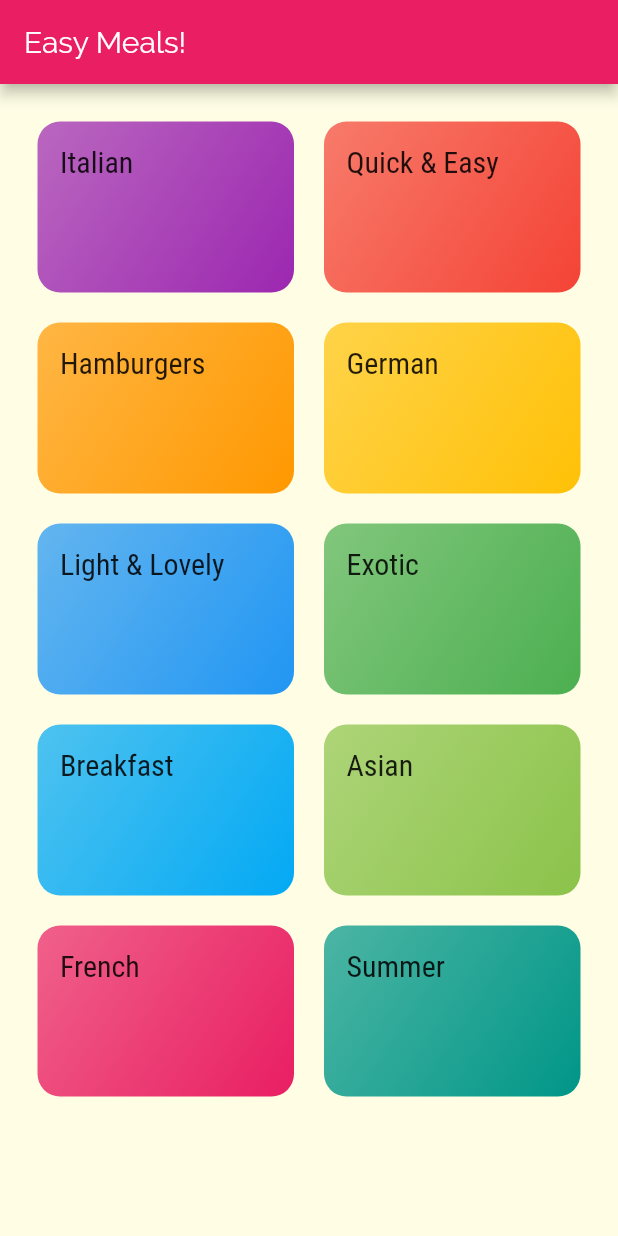
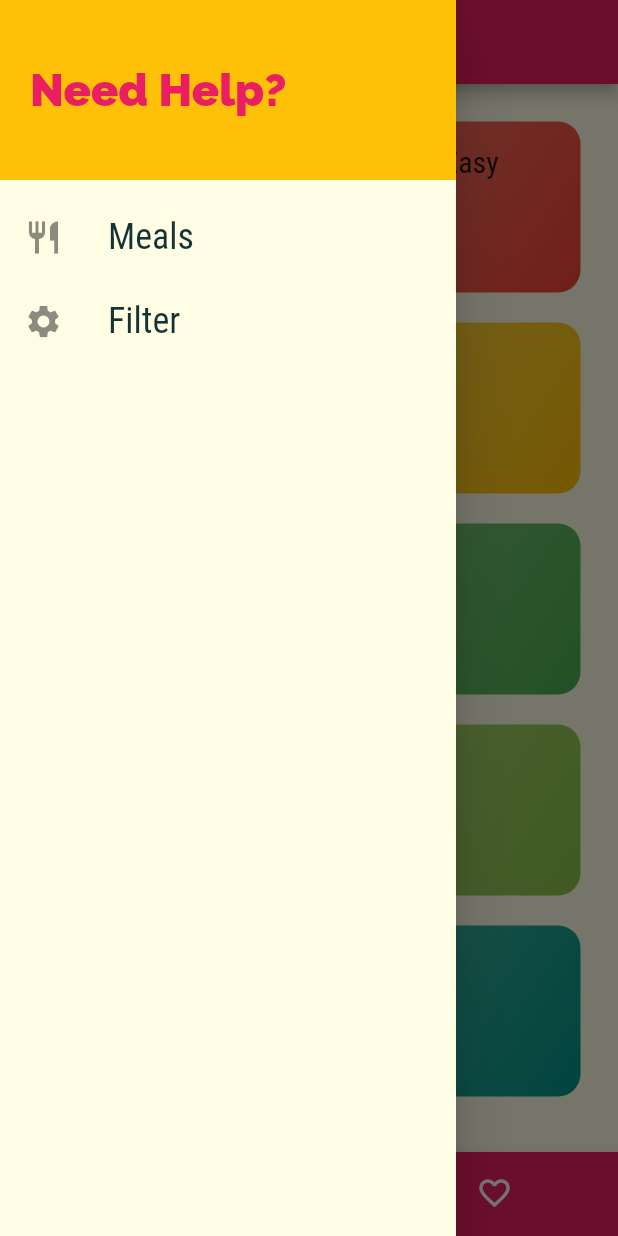
Before and after one commit to bhogalprabjot/Meals-App, a Flutter app: the screen it shows after launch, with the side drawer open (before the commit the screen has no drawer), on a phone screen of 412 x 824 dp. Run offline on Flutter 3.47's test engine with Material 2 defaults, Android fonts, the phone set to English and light mode, and no system bars.

Commit message:
drawer added

```diff
--- a/lib/main.dart
+++ b/lib/main.dart
@@ -2,6 +2,7 @@ import 'package:flutter/material.dart';
 import 'package:meals_app/screen/categories_screen.dart';
 import 'package:meals_app/screen/category_meals_screen.dart';
 import 'package:meals_app/screen/meal_detail_screen.dart';
+import 'package:meals_app/screen/tabs_screen.dart';
 
 void main() {
   runApp(MyApp());
@@ -30,14 +31,15 @@ class MyApp extends StatelessWidget {
               ),
             ),
       ),
-      home: CategoriesScreen(),
+      // home: CategoriesScreen(),
+      initialRoute: '/',
       routes: {
-        // '/': (ctx) => CategoriesScreen(),
+        '/': (ctx) => TabsScreen(),
         CategoryMealsScreen.routeName: (ctx) => CategoryMealsScreen(),
         MealDetailScreen.routeName: (ctx) => MealDetailScreen(),
       },
-      onUnknownRoute: (settings) =>
-          MaterialPageRoute(builder: (ctx) => CategoriesScreen()),
+      // onUnknownRoute: (settings) =>
+      //     MaterialPageRoute(builder: (ctx) => CategoriesScreen()),
     );
   }
 }
--- a/lib/screen/categories_screen.dart
+++ b/lib/screen/categories_screen.dart
@@ -6,9 +6,9 @@ class CategoriesScreen extends StatelessWidget {
   @override
   Widget build(BuildContext context) {
     return Scaffold(
-      appBar: AppBar(
-        title: Text('Easy Meals!'),
-      ),
+      // appBar: AppBar(
+      //   title: Text('Easy Meals!'),
+      // ),
       body: GridView(
         padding: const EdgeInsets.all(25),
         children: DUMMY_CATEGORIES
--- /dev/null
+++ b/lib/screen/favourites_screen.dart
@@ -0,0 +1,10 @@
+import 'package:flutter/material.dart';
+
+class FavouritesScreen extends StatelessWidget {
+  @override
+  Widget build(BuildContext context) {
+    return Center(
+      child: Text("Favourites!"),
+    );
+  }
+}
--- a/lib/screen/meal_detail_screen.dart
+++ b/lib/screen/meal_detail_screen.dart
@@ -81,7 +81,9 @@ class MealDetailScreen extends StatelessWidget {
                       ],
                     );
                   },
-                      itemCount: selectedMeal.steps.length))
+                  itemCount: selectedMeal.steps.length,
+                ),
+              ),
             ],
           ),
         ),
--- /dev/null
+++ b/lib/screen/tabs_screen.dart
@@ -0,0 +1,60 @@
+import 'package:flutter/material.dart';
+import 'package:meals_app/screen/categories_screen.dart';
+import 'package:meals_app/screen/favourites_screen.dart';
+import 'package:meals_app/widgets/main_drawer.dart';
+
+class TabsScreen extends StatefulWidget {
+  @override
+  _TabsScreenState createState() => _TabsScreenState();
+}
+
+class _TabsScreenState extends State<TabsScreen> {
+  final List<Map<String, Object>> _pages = [
+    {
+      'screen': CategoriesScreen(),
+      'title': 'Categories',
+    },
+    {
+      'screen': FavouritesScreen(),
+      'title': 'Your favourites',
+    },
+  ];
+  int _selectedPageIndex = 0;
+
+  void _selectPage(int index) {
+    setState(() {
+      _selectedPageIndex = index;
+    });
+  }
+
+  @override
+  Widget build(BuildContext context) {
+    return Scaffold(
+      appBar: AppBar(
+        title: Text(_pages[_selectedPageIndex]['title']),
+      ),
+      drawer: MainDrawer(),
+      body: _pages[_selectedPageIndex]['screen'],
+      bottomNavigationBar: BottomNavigationBar(
+        onTap: _selectPage,
+        type: BottomNavigationBarType.shifting,
+        backgroundColor: Theme.of(context).primaryColor,
+        selectedItemColor: Theme.of(context).accentColor,
+        unselectedItemColor: Colors.white,
+        currentIndex: _selectedPageIndex,
+        items: [
+          BottomNavigationBarItem(
+            backgroundColor: Theme.of(context).primaryColor,
+            icon: Icon(Icons.category),
+            title: Text("Categories"),
+          ),
+          BottomNavigationBarItem(
+            backgroundColor: Theme.of(context).primaryColor,
+            icon: Icon(Icons.favorite_border),
+            title: Text("Favourites"),
+          ),
+        ],
+      ),
+    );
+  }
+}
--- /dev/null
+++ b/lib/widgets/main_drawer.dart
@@ -0,0 +1,53 @@
+import 'package:flutter/material.dart';
+
+class MainDrawer extends StatelessWidget {
+  Widget buildDrawerItems(String title, IconData icon) {
+    return ListTile(
+      onTap: () {},
+      leading: Icon(icon, size: 26),
+      title: Text(
+        title,
+        style: TextStyle(
+          fontFamily: 'RobotoCondensed',
+          fontSize: 24,
+        ),
+      ),
+    );
+  }
+
+  @override
+  Widget build(BuildContext context) {
+    return Drawer(
+      child: Column(
+        children: [
+          Container(
+            height: 120,
+            padding: EdgeInsets.all(20),
+            width: double.infinity,
+            alignment: Alignment.centerLeft,
+            color: Theme.of(context).accentColor,
+            child: Text(
+              "Need Help?",
+              style: TextStyle(
+                fontWeight: FontWeight.w900,
+                fontSize: 30,
+                color: Theme.of(context).primaryColor,
+              ),
+            ),
+          ),
+          SizedBox(
+            height: 10,
+          ),
+          buildDrawerItems(
+            'Meals',
+            Icons.restaurant,
+          ),
+          buildDrawerItems(
+            'Filter',
+            Icons.settings,
+          ),
+        ],
+      ),
+    );
+  }
+}
```
Lines whose indentation alone changed are shown as unchanged.
